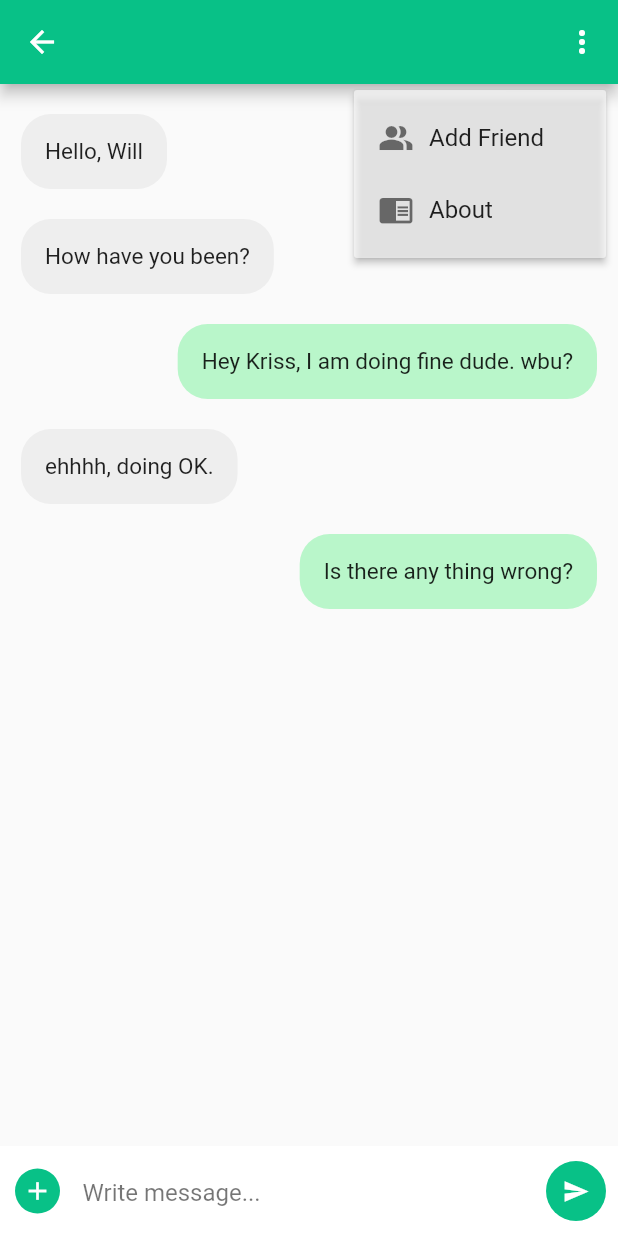
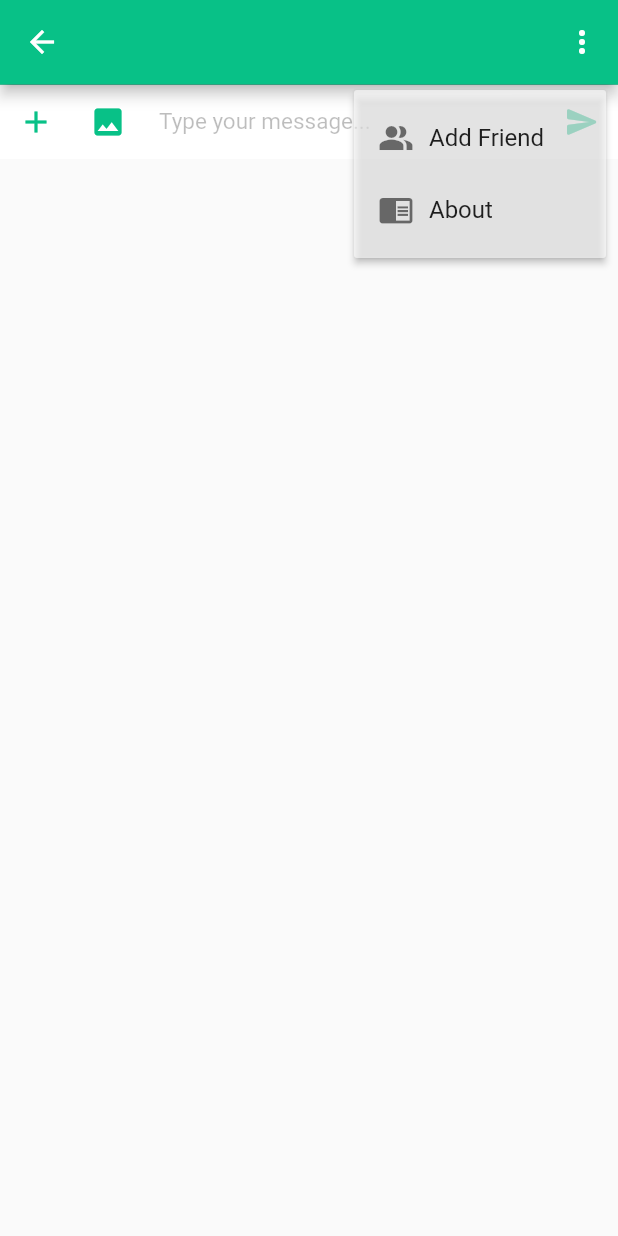
Before and after one commit to NaheedRayan/link_chat_app, a Flutter app: the chatscreen screen opened directly with empty values, after a tap on the "more vert" icon, on a phone screen of 412 x 824 dp. Run offline on Flutter 3.47's test engine with Material 2 defaults, Android fonts, the light colour scheme and no system bars; our stand-ins replace cloud_firestore, firebase_auth, firebase_core, firebase_storage, flutter_secure_storage, fluttertoast and 1 more; missing offline and left inert: cupertino_list_tile, fast_rsa; accounts and stored records are empty.

Commit message:
fixed bug

```diff
--- a/lib/screens/chatscreen.dart
+++ b/lib/screens/chatscreen.dart
@@ -13,6 +13,16 @@ class chatscreen extends StatefulWidget {
 
 class _chatscreenState extends State<chatscreen> {
   List<ChatMessage> messages = [
+    ChatMessage(messageContent: "Hello, Will", messageType: "receiver"),
+    ChatMessage(messageContent: "How have you been?", messageType: "receiver"),
+    ChatMessage(messageContent: "Hey Kriss, I am doing fine dude. wbu?", messageType: "sender"),
+    ChatMessage(messageContent: "ehhhh, doing OK.", messageType: "receiver"),
+    ChatMessage(messageContent: "Is there any thing wrong?", messageType: "sender"),
+    ChatMessage(messageContent: "Hello, Will", messageType: "receiver"),
+    ChatMessage(messageContent: "How have you been?", messageType: "receiver"),
+    ChatMessage(messageContent: "Hey Kriss, I am doing fine dude. wbu?", messageType: "sender"),
+    ChatMessage(messageContent: "ehhhh, doing OK.", messageType: "receiver"),
+    ChatMessage(messageContent: "Is there any thing wrong?", messageType: "sender"),
     ChatMessage(messageContent: "Hello, Will", messageType: "receiver"),
     ChatMessage(messageContent: "How have you been?", messageType: "receiver"),
     ChatMessage(messageContent: "Hey Kriss, I am doing fine dude. wbu?", messageType: "sender"),
@@ -89,79 +99,105 @@ class _chatscreenState extends State<chatscreen> {
         backgroundColor: Theme.of(context).primaryColor,
       ),
 
-      body:  Stack(
+      body:  SafeArea(
+        child: WillPopScope(
+          onWillPop: ()async { return true ;},
+          child: Stack(
             children: <Widget>[
+              Column(
+                children: <Widget>[
+                  // List of messages
+                  // buildListMessage(),
 
-          ListView.builder(
-            itemCount: messages.length,
-            shrinkWrap: true,
-            padding: EdgeInsets.only(top: 10,bottom: 10),
-            physics: NeverScrollableScrollPhysics(),
-            itemBuilder: (context, index){
-              return Container(
-                padding: EdgeInsets.only(left: 14,right: 14,top: 10,bottom: 10),
-                child: Align(
-                  alignment: (messages[index].messageType == "receiver"?Alignment.topLeft:Alignment.topRight),
-                  child: Container(
-                    decoration: BoxDecoration(
-                      borderRadius: BorderRadius.circular(20),
-                      color: (messages[index].messageType  == "receiver"?Colors.grey.shade200:Colors.greenAccent[100]),
+                  // // Sticker
+                  // isShowSticker ? buildSticker() : SizedBox.shrink(),
+
+                  // Input content
+                  buildInput(),
+                ],
               ),
-                    padding: EdgeInsets.all(16),
-                    child: Text(messages[index].messageContent, style: TextStyle(fontSize: 15),),
+
+              // Loading
+              // buildLoading()
+            ],
+          ),
+
         ),
       ),
     );
-            },
-          ),
-          Align(
-            alignment: Alignment.bottomLeft,
-            child: Container(
-              padding: EdgeInsets.only(left: 10,bottom: 10,top: 10),
-              height: 60,
-              width: double.infinity,
-              color: Colors.white,
+
+
+  }
+
+  // Widget buildListMessage() {}
+
+  Widget buildInput() {
+    return Container(
       child: Row(
         children: <Widget>[
-                  GestureDetector(
-                    onTap: (){
-                    },
+          // Button send image
+          Material(
             child: Container(
-                      height: 30,
-                      width: 30,
-                      decoration: BoxDecoration(
-                        color: Theme.of(context).primaryColor,
-                        borderRadius: BorderRadius.circular(30),
-                      ),
-                      child: Icon(Icons.add, color: Colors.white, size: 20, ),
+              // margin: EdgeInsets.symmetric(horizontal: 1),
+              child: IconButton(
+                icon: Icon(Icons.add),
+
+                color: Theme.of(context).primaryColor, onPressed: () {  },
               ),
             ),
-                  SizedBox(width: 15,),
-                  Expanded(
+            color: Colors.white,
+          ),
+          Material(
+            child: Container(
+              // margin: EdgeInsets.symmetric(horizontal: 1),
+              child: IconButton(
+                icon: Icon(Icons.image),
+                onPressed: (){},
+                color: Theme.of(context).primaryColor,
+              ),
+            ),
+            color: Colors.white,
+          ),
+
+          // Edit text
+          Flexible(
+            child: Container(
+              margin: EdgeInsets.fromLTRB(10.0, 0.0, 0.0, 0.0),
               child: TextField(
-                      decoration: InputDecoration(
-                          hintText: "Write message...",
-                          hintStyle: TextStyle(color: Colors.black54),
-                          border: InputBorder.none
+                onSubmitted: (value) {
+                  // onSendMessage(textEditingController.text, TypeMessage.text);
+                },
+                style: TextStyle(color: Colors.black87, fontSize: 15),
+                // controller: textEditingController,
+                decoration: InputDecoration.collapsed(
+                  hintText: 'Type your message...',
+                  hintStyle: TextStyle(color: Colors.black26),
+                ),
+
+                // focusNode: focusNode,
+                autofocus: true,
               ),
             ),
           ),
-                  SizedBox(width: 15,),
-                  FloatingActionButton(
-                    onPressed: (){},
-                    child: Icon(Icons.send,color: Colors.white,size: 18,),
-                    backgroundColor: Theme.of(context).primaryColor,
-                    elevation: 0,
-                  ),
-                ],
 
+          // Button send message
+          Material(
+            child: Container(
+              // margin: EdgeInsets.symmetric(horizontal: 8),
+              child: IconButton(
+                icon: Icon(Icons.send_rounded),
+                onPressed: () {},
+                color: Theme.of(context).primaryColor,
               ),
             ),
+            color: Colors.white,
           ),
         ],
       ),
-
-
+      width: double.infinity,
+      height: 50,
+      decoration: BoxDecoration(
+          border: Border(top: BorderSide(color: Theme.of(context).primaryColor, width: 0.5)), color: Colors.white),
     );
   }
 }
```
Also changed, not shown: lib/screens/add_friend.dart (+95 -42 lines). Lines whose indentation alone changed are shown as unchanged.
